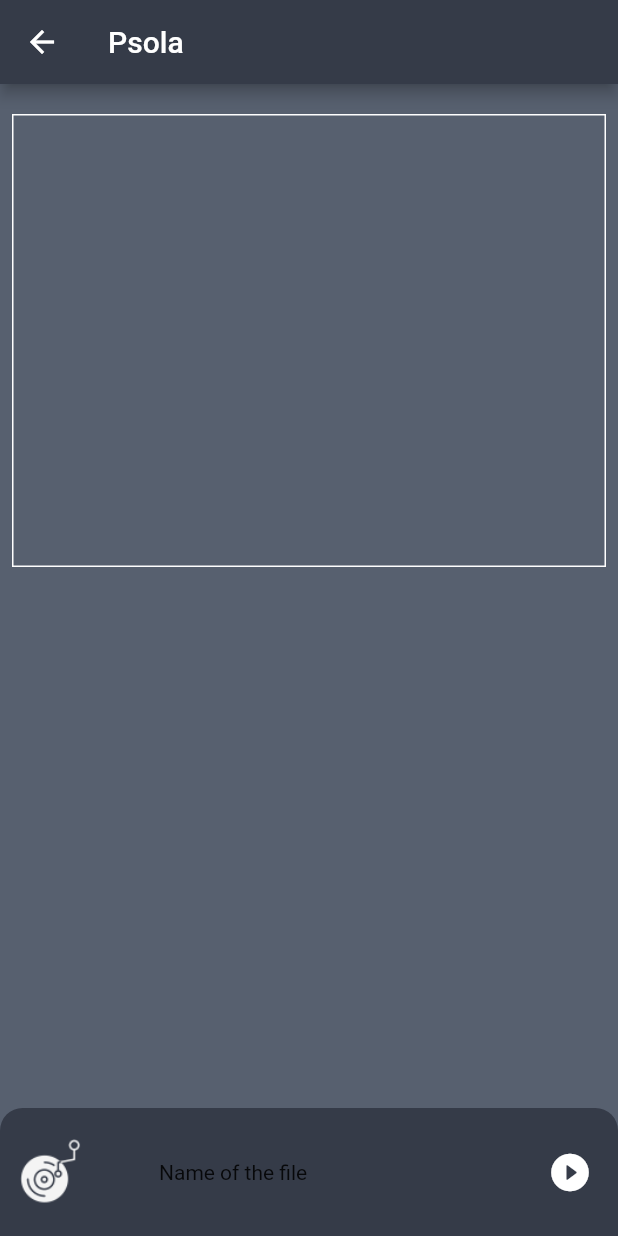
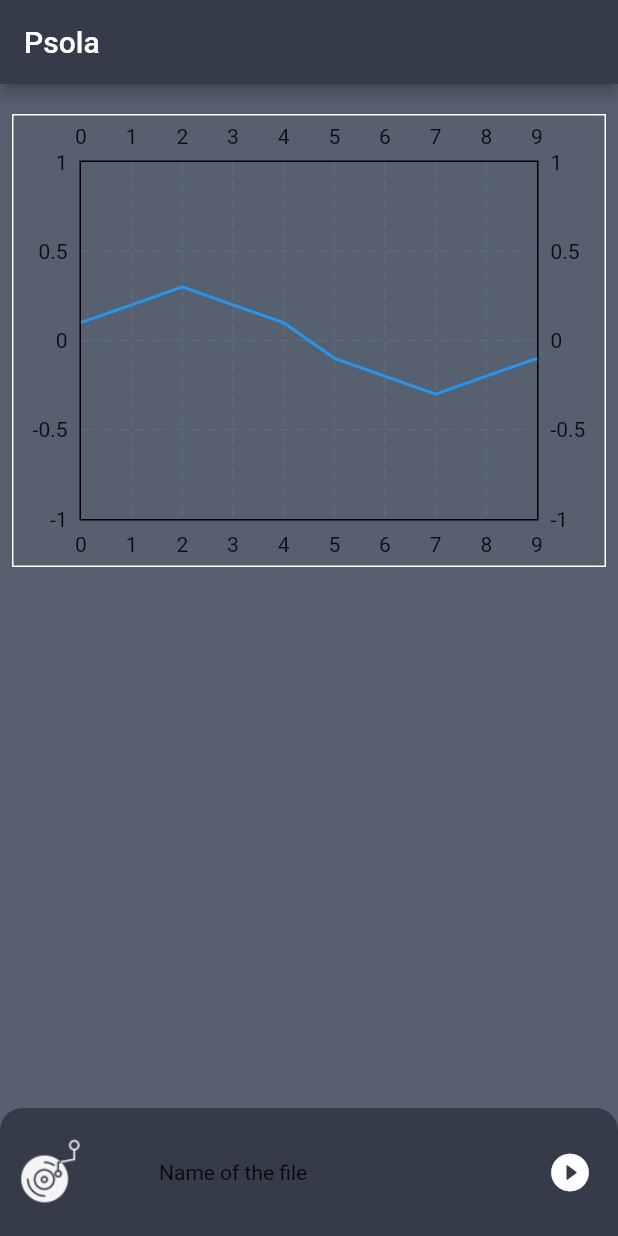
Before and after one commit to tonybotros1/psola-flutter-section, a Flutter app: the PlaySoundScreen screen opened directly, on a phone screen of 412 x 824 dp. Run offline on Flutter 3.47's test engine with Material 2 defaults, Android fonts, the phone set to English and light mode, and no system bars; drawn by our look-alikes of fl_chart; our stand-ins replace audioplayers, file_picker, get, just_audio, permission_handler; missing offline and left inert: flutter_sound.

Commit message:
getx for PlaySoundScreen has been done

```diff
--- a/lib/controller/play_sound_screen_and_plot.dart
+++ b/lib/controller/play_sound_screen_and_plot.dart
@@ -1,5 +1,8 @@
+import 'dart:io';
+
 import 'package:get/get.dart';
 import 'package:just_audio/just_audio.dart';
+import 'dart:typed_data';
 
 import '../model/plot_model.dart';
 
@@ -9,6 +12,9 @@ class PlayAndPlot extends GetxController {
   RxList<ChartData> chartData = RxList([]);
 
   AudioPlayer audioPlayer = AudioPlayer();
+
+
+
 
   @override
   void onInit() {
@@ -38,4 +44,18 @@ class PlayAndPlot extends GetxController {
   void stopAudio() {
     audioPlayer.dispose();
   }
+
+
+
+// to convert the audio file to array so we can plot it:
+Future<List<int>> convertAudioTo1DArray(File audioFile) async {
+  // Read the audio file as bytes
+  Uint8List audioBytes = await audioFile.readAsBytes();
+
+  // Convert the audio bytes to a 1D array
+  List<int> audioArray = audioBytes.toList();
+
+  return audioArray;
 }
+
+}
--- a/lib/main.dart
+++ b/lib/main.dart
@@ -1,7 +1,7 @@
 import 'package:flutter/material.dart';
 import 'package:get/get.dart';
 
-import 'screen/startScreen.dart';
+import 'screen/play_sound_screen_and_plot.dart';
 
 void main() {
   runApp(const MyApp());
@@ -12,9 +12,9 @@ class MyApp extends StatelessWidget {
 
   @override
   Widget build(BuildContext context) {
-    return  GetMaterialApp(
+    return GetMaterialApp(
       debugShowCheckedModeBanner: false,
-      home: StartScreen(),
+      home: PlaySoundScreen(),
     );
   }
 }
--- a/lib/screen/play_sound_screen_and_plot.dart
+++ b/lib/screen/play_sound_screen_and_plot.dart
@@ -1,16 +1,22 @@
 // ignore_for_file: unnecessary_import, implementation_imports
 
+import 'package:fl_chart/fl_chart.dart';
 import 'package:flutter/material.dart';
 import 'package:flutter/src/widgets/framework.dart';
 import 'package:get/get.dart';
+import '../controller/play_sound_screen_and_plot.dart';
 import 'player_screen.dart';
 
 class PlaySoundScreen extends StatelessWidget {
-  const PlaySoundScreen({super.key});
+  PlaySoundScreen({super.key});
+
+  final PlayAndPlot playAndPlot = Get.put(PlayAndPlot());
 
   @override
   Widget build(BuildContext context) {
-    return Scaffold(
+    return GetBuilder<PlayAndPlot>(
+        init: PlayAndPlot(),
+        builder: (controller) => Scaffold(
               appBar: AppBar(
                 title: const Text('Psola'),
                 backgroundColor: const Color(0xff353b48),
@@ -21,7 +27,6 @@ class PlaySoundScreen extends StatelessWidget {
                   children: [
                     Expanded(
                         flex: 8,
-                child: Container(
                         child: Column(
                           children: [
                             Padding(
@@ -33,22 +38,52 @@ class PlaySoundScreen extends StatelessWidget {
                                 child: SizedBox(
                                   height: 300,
                                   width: Get.width,
+                                  child: LineChart(
+                                    LineChartData(
+                                      minX: 0,
+                                      maxX: controller.waveformData.length.toDouble() - 1,
+                                      minY: -1,
+                                      maxY: 1,
+                                      // titlesData: FlTitlesData(
+                                      //   bottomTitles:
+                                      //       SideTitles(showTitles: false),
+                                      //   leftTitles:
+                                      //       SideTitles(showTitles: false),
+                                      // ),
+                                      lineBarsData: [
+                                        LineChartBarData(
+                                          spots: controller.waveformData
+                                              .asMap()
+                                              .entries
+                                              .map((entry) {
+                                            return FlSpot(entry.key.toDouble(),
+                                                entry.value);
+                                          }).toList(),
+                                          isCurved: false,
+                                          color: Colors.blue,
+                                          barWidth: 2,
+                                          dotData: FlDotData(show: false),
+                                          belowBarData:
+                                              BarAreaData(show: false),
+                                        ),
+                                      ],
+                                    ),
+                                  ),
                                 ),
                               ),
                             )
                           ],
-                  ),
                         )),
                     Expanded(
                         flex: 1,
                         child: GestureDetector(
                           onTap: () {
-                    Get.to(() =>  PlayerScreen(),
+                            Get.to(() => PlayerScreen(),
                                 transition: Transition.downToUp);
                           },
                           child: Container(
                             decoration: const BoxDecoration(
-                        color:  Color(0xff353b48),
+                                color: Color(0xff353b48),
                                 borderRadius: BorderRadius.only(
                                   topLeft: Radius.circular(15),
                                   topRight: Radius.circular(15),
@@ -60,7 +95,8 @@ class PlaySoundScreen extends StatelessWidget {
                                   child: SizedBox(
                                       width: 50,
                                       height: 50,
-                              child: Image.asset('assets/images/player.png')),
+                                      child: Image.asset(
+                                          'assets/images/player.png')),
                                 ),
                                 const SizedBox(
                                   width: 40,
@@ -83,6 +119,6 @@ class PlaySoundScreen extends StatelessWidget {
                   ],
                 ),
               ),
-    );
+            ));
   }
 }
```
Lines whose indentation alone changed are shown as unchanged.
